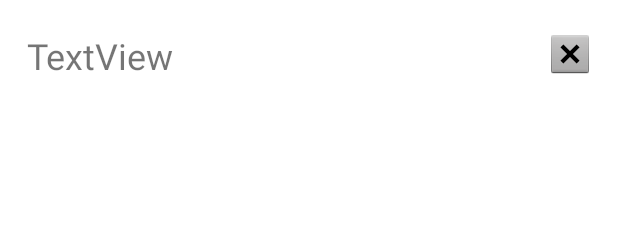
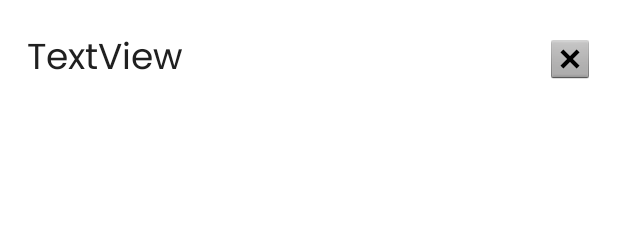
Before and after one commit to keer1912/MAD-Assignment, an Android app: the layout activity_shoppinglist_ingredient_rv_item.xml on its own in the app's theme, with its tools: preview values and no code run, on a phone screen of 412 x 824 dp. Shown: the top 225 px of the screen. Run offline under Robolectric (Android 15) with nearby library versions, the phone set to English and light mode, and no system bars.

Commit message:
Updated styling for shopping list page

```diff
--- a/app/src/main/res/layout/activity_shoppinglist_ingredient_rv_item.xml
+++ b/app/src/main/res/layout/activity_shoppinglist_ingredient_rv_item.xml
@@ -13,8 +13,10 @@
         android:layout_marginTop="20dp"
         android:layout_marginEnd="18dp"
         android:layout_marginBottom="20dp"
+        android:fontFamily="@font/poppins"
         android:maxLines="2"
         android:text="TextView"
+        android:textColor="#202020"
         android:textSize="24sp"
         app:layout_constraintBottom_toBottomOf="parent"
         app:layout_constraintEnd_toStartOf="@+id/deleteButton"
--- a/app/src/main/res/layout/activity_shoppinglist_rv_item.xml
+++ b/app/src/main/res/layout/activity_shoppinglist_rv_item.xml
@@ -27,7 +27,9 @@
         android:layout_width="wrap_content"
         android:layout_height="wrap_content"
         android:layout_marginStart="16dp"
+        android:fontFamily="@font/poppins"
         android:text="TextView"
+        android:textColor="#332743"
         android:textSize="24sp"
         app:layout_constraintStart_toEndOf="@+id/img_shopping"
         app:layout_constraintTop_toTopOf="@+id/img_shopping" />
@@ -37,7 +39,9 @@
         android:layout_width="wrap_content"
         android:layout_height="wrap_content"
         android:layout_marginStart="16dp"
+        android:fontFamily="@font/poppins"
         android:text="TextView"
+        android:textColor="#3E3E3E"
         app:layout_constraintBottom_toBottomOf="@+id/img_shopping"
         app:layout_constraintStart_toEndOf="@+id/img_shopping" />
 
```
